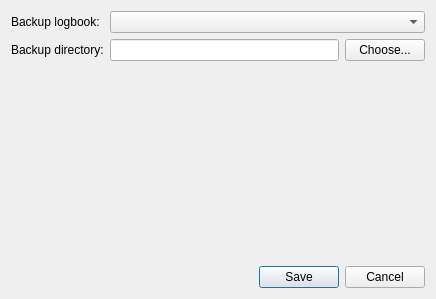
till213/SkyDolly, file src/UserInterface/src/Dialog/LogbookBackupDialog.ui: the form before one commit.
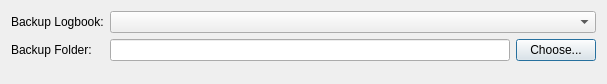
The form after the commit. Custom widgets are drawn as their Qt base class.

Commit message: Initial logbook backup dialog implementation

```diff
--- a/src/UserInterface/src/Dialog/LogbookBackupDialog.ui
+++ b/src/UserInterface/src/Dialog/LogbookBackupDialog.ui
@@ -6,8 +6,8 @@
    <rect>
     <x>0</x>
     <y>0</y>
-    <width>436</width>
-    <height>299</height>
+    <width>596</width>
+    <height>82</height>
    </rect>
   </property>
   <property name="windowTitle">
@@ -17,7 +17,7 @@
    <item row="0" column="0">
     <widget class="QLabel" name="label">
      <property name="text">
-      <string>Backup logbook:</string>
+      <string>Backup Logbook:</string>
      </property>
     </widget>
    </item>
@@ -27,7 +27,7 @@
    <item row="1" column="0">
     <widget class="QLabel" name="label_2">
      <property name="text">
-      <string>Backup directory:</string>
+      <string>Backup Folder:</string>
      </property>
     </widget>
    </item>
@@ -37,7 +37,7 @@
       <widget class="QLineEdit" name="backupDirectoryLineEdit">
        <property name="minimumSize">
         <size>
-         <width>120</width>
+         <width>400</width>
          <height>0</height>
         </size>
        </property>
@@ -58,7 +58,7 @@
       <enum>Qt::Horizontal</enum>
      </property>
      <property name="standardButtons">
-      <set>QDialogButtonBox::Cancel|QDialogButtonBox::Save</set>
+      <set>QDialogButtonBox::NoButton</set>
      </property>
     </widget>
    </item>
@@ -77,6 +77,13 @@
    </item>
   </layout>
  </widget>
+ <customwidgets>
+  <customwidget>
+   <class>BackupPeriodComboBox</class>
+   <extends>QComboBox</extends>
+   <header location="global">BackupPeriodComboBox.h</header>
+  </customwidget>
+ </customwidgets>
  <resources/>
  <connections>
   <connection>
```
Left out of the diff: 6 changed lines with no effect on the pictures. The commit also changes 18 other files.
